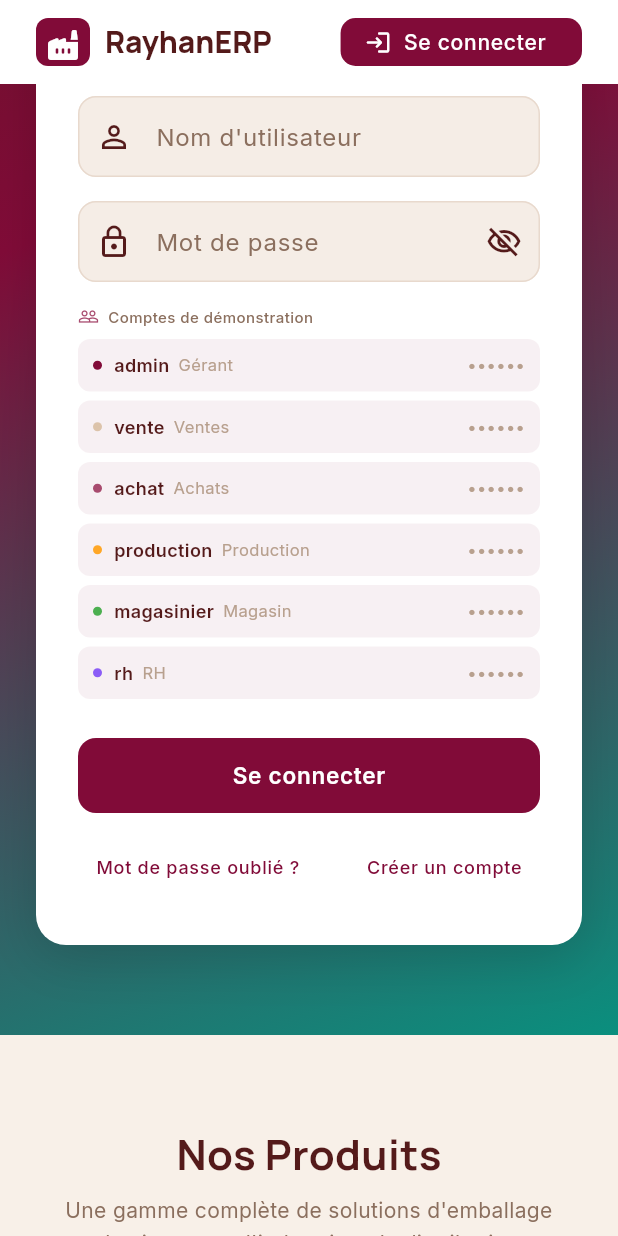
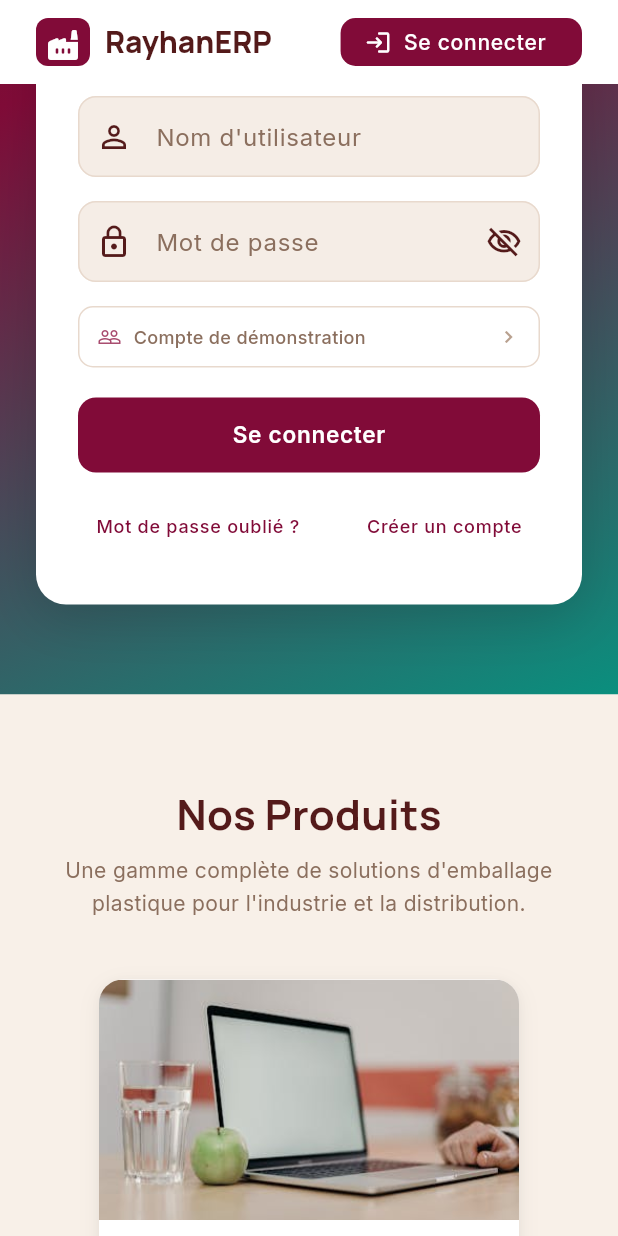
Before and after one commit to ghoulamedz/rayhan, a Flutter app: the LandingScreen screen opened by its route, scrolled down 576 dp, on a phone screen of 412 x 824 dp. Run offline on Flutter 3.47's test engine with Material 3 defaults, Android fonts, the phone set to English and light mode, and no system bars; our stand-ins replace dio, fl_chart, go_router, shared_preferences; accounts and stored records are empty.

Commit message:
feat: replace inline mock user list with dialog

```diff
--- a/frontend/lib/screens/landing_screen.dart
+++ b/frontend/lib/screens/landing_screen.dart
@@ -425,61 +425,90 @@ class _LandingScreenState extends State<LandingScreen>
   }
 
   Widget _buildMockUsersHint() {
-    return Column(
-      crossAxisAlignment: CrossAxisAlignment.start,
-      children: [
-        Row(
+    return Material(
+      color: Colors.transparent,
+      child: InkWell(
+        borderRadius: BorderRadius.circular(10),
+        onTap: _showMockUsersDialog,
+        child: Container(
+          padding: const EdgeInsets.symmetric(horizontal: 12, vertical: 10),
+          decoration: BoxDecoration(
+            border: Border.all(color: AppTheme.kBorderLight),
+            borderRadius: BorderRadius.circular(10),
+          ),
+          child: Row(
+            children: [
+              Icon(Icons.people_outline, size: 16, color: AppTheme.kPrimaryBurgundyLight),
+              const SizedBox(width: 8),
+              Text('Compte de démonstration',
+                  style: AppTheme.bodySmall.copyWith(
+                      color: AppTheme.kTextSecondary, fontWeight: FontWeight.w500)),
+              const Spacer(),
+              Icon(Icons.chevron_right, size: 16, color: AppTheme.kTextHint),
+            ],
+          ),
+        ),
+      ),
+    );
+  }
+
+  void _showMockUsersDialog() {
+    showDialog(
+      context: context,
+      builder: (ctx) => AlertDialog(
+        shape: RoundedRectangleBorder(borderRadius: BorderRadius.circular(16)),
+        titlePadding: const EdgeInsets.fromLTRB(20, 20, 20, 0),
+        contentPadding: const EdgeInsets.fromLTRB(16, 12, 16, 4),
+        title: Row(
           children: [
-            Icon(Icons.people_outline, size: 14, color: AppTheme.kPrimaryBurgundyLight),
-            const SizedBox(width: 6),
+            Icon(Icons.people_outline, size: 20, color: AppTheme.kPrimaryBurgundy),
+            const SizedBox(width: 8),
             Text('Comptes de démonstration',
-                style: AppTheme.labelSmall.copyWith(color: AppTheme.kTextSecondary)),
+                style: AppTheme.titleSmall),
           ],
         ),
-        const SizedBox(height: 8),
-        ...MockConfig.mockUsers.map((user) => Padding(
-          padding: const EdgeInsets.only(bottom: 6),
-          child: Material(
-            color: AppTheme.kPrimaryBurgundy.withValues(alpha: 0.06),
-            borderRadius: BorderRadius.circular(8),
-            child: InkWell(
-              borderRadius: BorderRadius.circular(8),
-              onTap: () {
-                _usernameCtrl.text = user.username;
-                _passwordCtrl.text = user.password;
-              },
-              child: Padding(
-                padding: const EdgeInsets.symmetric(horizontal: 10, vertical: 8),
-                child: Row(
-                  children: [
-                    Container(
-                      width: 6,
-                      height: 6,
-                      decoration: BoxDecoration(
-                        color: _roleColor(user.role),
-                        shape: BoxShape.circle,
-                      ),
-                    ),
-                    const SizedBox(width: 8),
-                    Text(user.username,
-                        style: AppTheme.bodySmall.copyWith(
-                            fontWeight: FontWeight.w600,
-                            color: AppTheme.kTextPrimary)),
-                    const SizedBox(width: 6),
-                    Text(_roleShortLabel(user.role),
-                        style: AppTheme.bodySmall
-                            .copyWith(color: AppTheme.kTextHint, fontSize: 11)),
-                    const Spacer(),
-                    Text('••••••',
-                        style: AppTheme.bodySmall
-                            .copyWith(color: AppTheme.kTextHint, fontSize: 11)),
-                  ],
+        content: SizedBox(
+          width: double.maxFinite,
+          child: ListView.separated(
+            shrinkWrap: true,
+            itemCount: MockConfig.mockUsers.length,
+            separatorBuilder: (_, __) => const Divider(height: 1),
+            itemBuilder: (_, i) {
+              final user = MockConfig.mockUsers[i];
+              return ListTile(
+                dense: true,
+                leading: Container(
+                  width: 8,
+                  height: 8,
+                  decoration: BoxDecoration(
+                    color: _roleColor(user.role),
+                    shape: BoxShape.circle,
+                  ),
                 ),
-              ),
-            ),
+                title: Text(user.username,
+                    style: AppTheme.bodyMedium.copyWith(
+                        fontWeight: FontWeight.w600)),
+                subtitle: Text(_roleShortLabel(user.role),
+                    style: AppTheme.bodySmall.copyWith(color: AppTheme.kTextSecondary)),
+                trailing: Text('••••••',
+                    style: AppTheme.bodySmall.copyWith(color: AppTheme.kTextHint)),
+                onTap: () {
+                  _usernameCtrl.text = user.username;
+                  _passwordCtrl.text = user.password;
+                  Navigator.pop(ctx);
+                },
+              );
+            },
           ),
-        )),
-      ],
+        ),
+        actions: [
+          TextButton(
+            onPressed: () => Navigator.pop(ctx),
+            child: Text('Fermer',
+                style: TextStyle(color: AppTheme.kPrimaryBurgundy)),
+          ),
+        ],
+      ),
     );
   }
 
```
